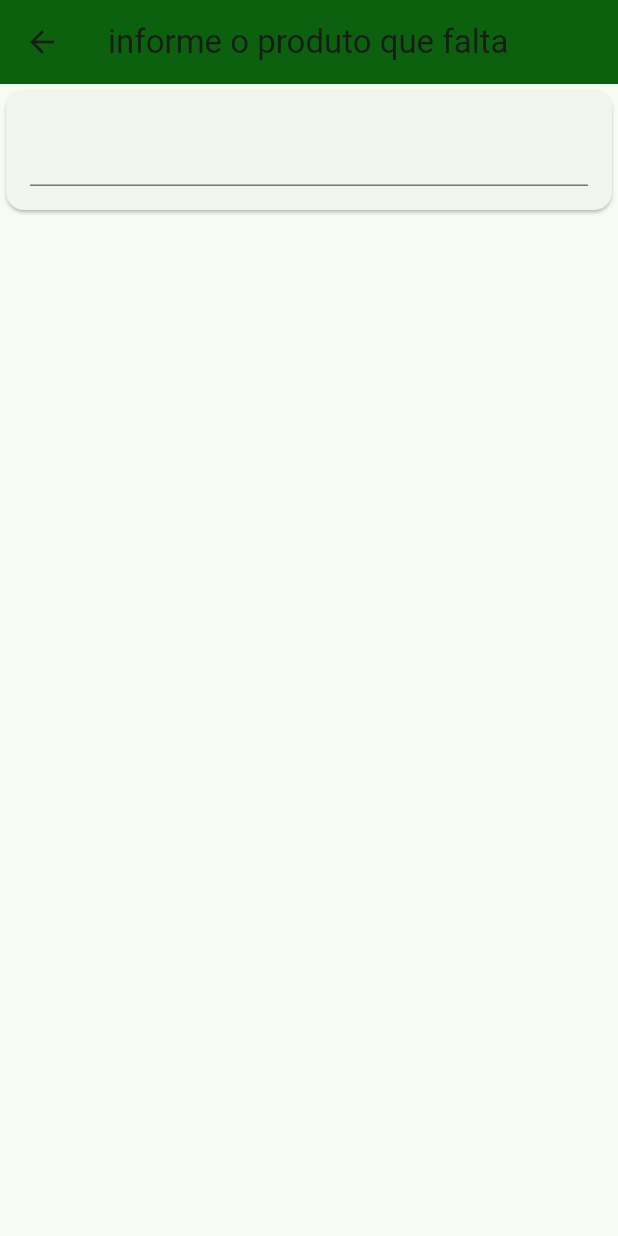
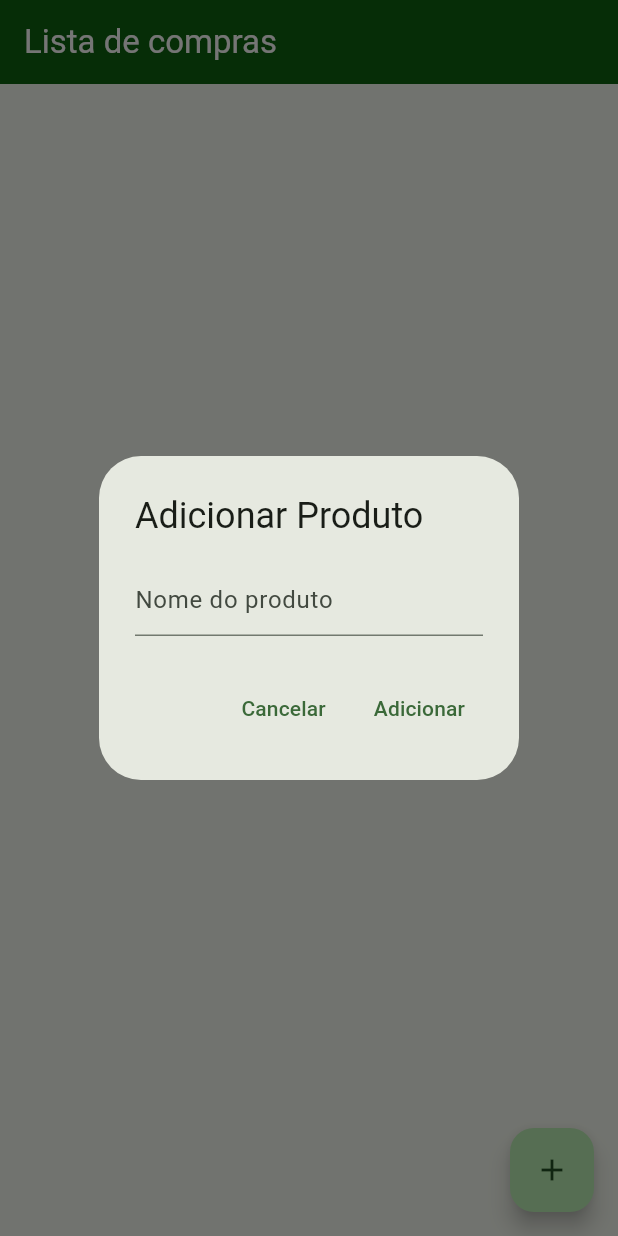
Before and after one commit to PinheiroJoab/lista_compra_flutter, a Flutter app: the screen it shows after launch, after a tap on the "add" icon, on a phone screen of 412 x 824 dp. Run offline on Flutter 3.47's test engine with Material 3 defaults, Android fonts, the phone set to English and light mode, and no system bars; our stand-ins replace shared_preferences.

Commit message:
Nova atualização

```diff
--- a/lib/main.dart
+++ b/lib/main.dart
@@ -12,26 +12,12 @@ class Produtos {
 
   Produtos(this.nome);
 }
-Future<void> salvarLista() async {
-  final prefs = await SharedPreferences.getInstance();
-  List<String> nomes = listaCompras.map((p) => p.nome).toList();
-  prefs.setStringList('listaCompras', nomes);
-}
 
-Future<void> carregarLista() async {
-  final prefs = await SharedPreferences.getInstance();
-  List<String>? nomes = prefs.getStringList('listaCompras');
-  if (nomes != null) {
-    listaCompras.clear();
-    listaCompras.addAll(nomes.map((n) => Produtos(n)));
-  }
-}
-
-
+// Lista global de produtos
 final List<Produtos> listaCompras = [
 
 ];
-
+  // Widget principal responsável pela construção do aplicativo
 class MainApp extends StatelessWidget {
   const MainApp({super.key});
 
@@ -49,6 +35,8 @@ class MainApp extends StatelessWidget {
   }
 
 }
+
+    // Widget de estado para a página da lista de compras
   class _ListPagState extends StatefulWidget {
   const _ListPagState();
 
@@ -64,13 +52,13 @@ class __ListPagStateState extends State<_ListPagState> {
     super.initState();
     carregarLista();
   }
-
+  // Salva a lista de compras no armazenamento local
   Future<void> salvarLista() async {
     final prefs = await SharedPreferences.getInstance();
     List<String> nomes = listaCompras.map((p) => p.nome).toList();
     await prefs.setStringList('listaCompras', nomes);
   }
-
+// Carrega a lista de compras do armazenamento local
   Future<void> carregarLista() async {
     final prefs = await SharedPreferences.getInstance();
     List<String>? nomes = prefs.getStringList('listaCompras');
@@ -81,7 +69,7 @@ class __ListPagStateState extends State<_ListPagState> {
       });
     }
   }
-
+// Apaga um item da lista de compras
   void apagarItem(int index) {
     setState(() {
       listaCompras.removeAt(index);
@@ -94,14 +82,14 @@ class __ListPagStateState extends State<_ListPagState> {
         floatingActionButton: Builder(
           builder: (context) => FloatingActionButton(
             onPressed: () async {
-              await Navigator.push(
-                context,
-                MaterialPageRoute(builder: (context) => ExemploPage(onAdd: (produto) {
+              await showDialog(
+                context: context,
+                builder: (context) => EntradaPage(onAdd: (produto) {
                   setState(() {
                     listaCompras.add(Produtos(produto));
                   });
                   salvarLista();
-                })),
+                }),
               );
             },
             child: Icon(Icons.add),
@@ -159,34 +147,47 @@ class __ListPagStateState extends State<_ListPagState> {
       );
   }
 }
+// Página de exemplo para adicionar um novo produto
+class EntradaPage extends StatefulWidget {
+  final void Function(String) onAdd;
+  const EntradaPage({super.key, required this.onAdd});
 
-class ExemploPage extends StatelessWidget {
-  final void Function(String) onAdd;
-  const ExemploPage({super.key, required this.onAdd});
+  @override
+  State<EntradaPage> createState() => _EntradaPageState();
+}
+
+class _EntradaPageState extends State<EntradaPage> {
+  String produto = "";
 
   @override
   Widget build(BuildContext context) {
-    return Scaffold(
-      appBar: AppBar(title: Text('informe o produto que falta')),
-      body: Center(
-        child: Column(
-          children: [
-            Card(
-              child: Padding(
-                padding: const EdgeInsets.all(16.0),
-                child: TextField(
-                  onSubmitted: (value) {
-                    if (value.trim().isNotEmpty) {
-                      onAdd(value);
-                      Navigator.pop(context);
-                    }
-                  },
-                ),
-              ),
-            ),
-          ],
+    return AlertDialog(
+      title: Text("Adicionar Produto"),
+      content: TextField(
+        onChanged: (value) {
+          setState(() {
+            produto = value;
+          });
+        },
+        decoration: InputDecoration(hintText: "Nome do produto"),
+      ),
+      actions: [
+        TextButton(
+          onPressed: () {
+            Navigator.of(context).pop();
+          },
+          child: Text("Cancelar"),
         ),
-      ),
+        TextButton(
+          onPressed: () {
+            if (produto.isNotEmpty) {
+              widget.onAdd(produto);
+            }
+            Navigator.of(context).pop();
+          },
+          child: Text("Adicionar"),
+        ),
+      ],
     );
   }
 }
```
Also changed, not shown: assets/entrada_dado.png (added), assets/tela_lista.png (added), 1 other file.
